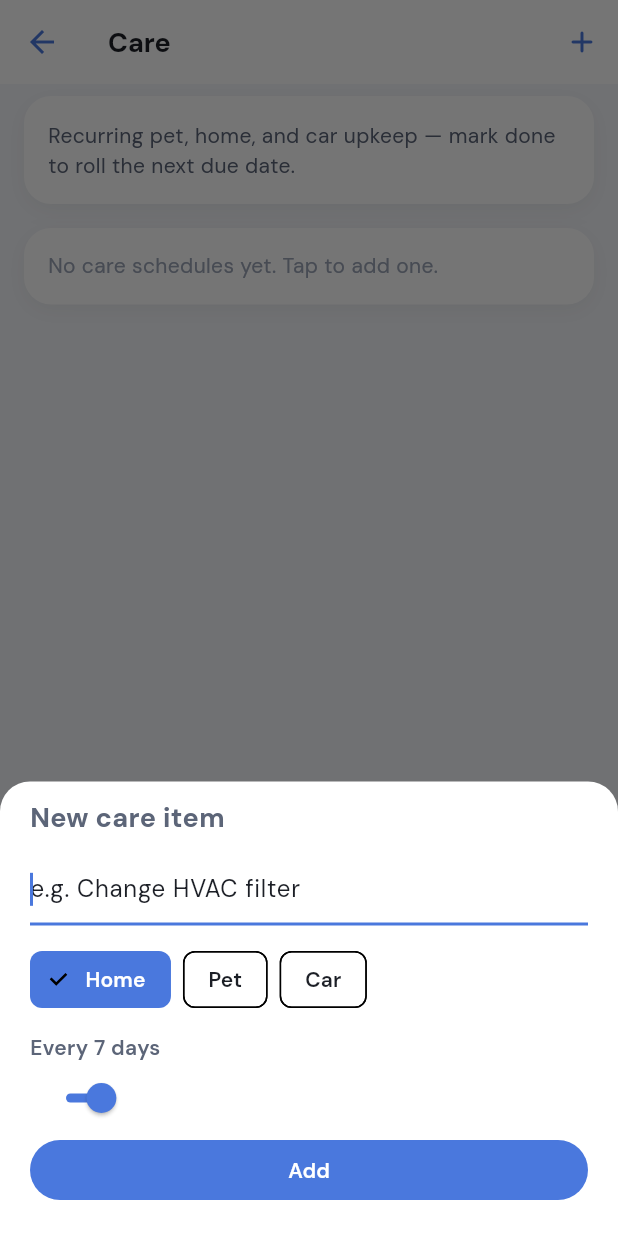
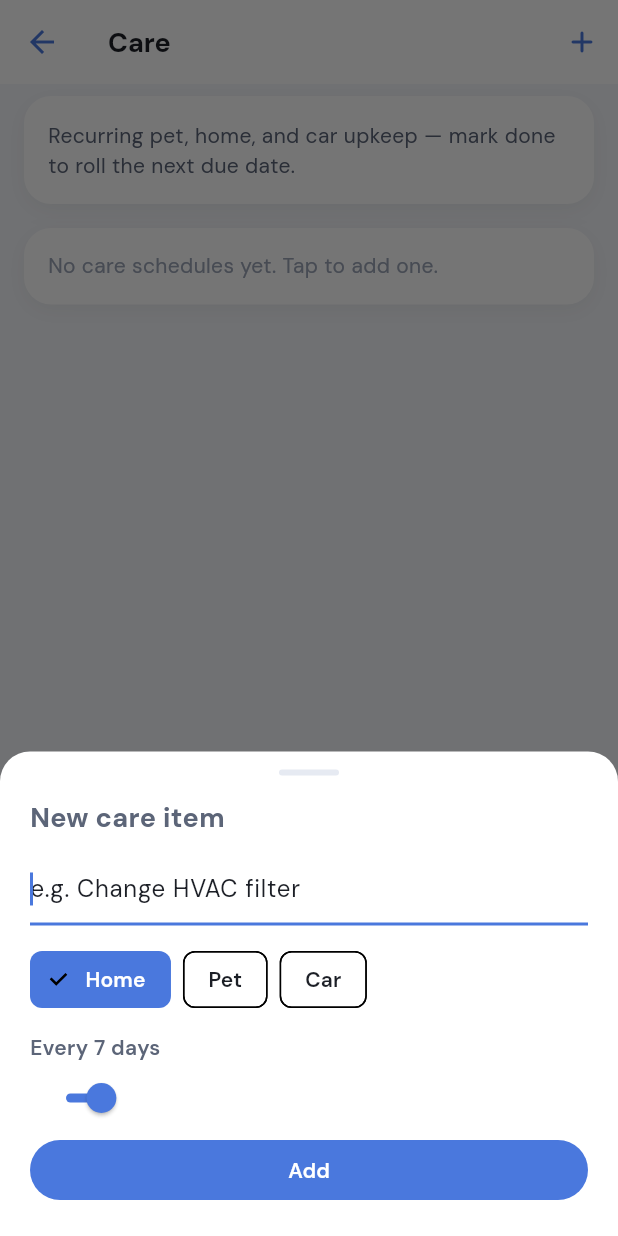
Before and after one commit to kamranibrahim/nestly, a Flutter app: the CareScreen screen opened directly, after a tap on "No care schedules yet. Tap to add one.", on a phone screen of 412 x 824 dp. Run offline on Flutter 3.47's test engine with Material 3 defaults, Android fonts, the phone set to English and light mode, and no system bars; our stand-ins replace cloud_firestore, drift, drift_flutter, file_picker, firebase_auth, firebase_core and 6 more; accounts and stored records are empty; generated files the repository leaves out were written again.

Commit message:
Own TextEditingControllers for all modal bottom sheets.
Calendar and other forms disposed controllers while the sheet was still rebuilding with the keyboard; a shared OwnedControllers host fixes that app-wide.

Co-authored-by: Cursor <cursoragent@cursor.com>

```diff
--- a/lib/screens/care_screen.dart
+++ b/lib/screens/care_screen.dart
@@ -6,6 +6,7 @@ import '../data/db/app_database.dart';
 import '../providers/providers.dart';
 import '../theme/app_colors.dart';
 import '../widgets/common.dart';
+import '../widgets/sheet_form.dart';
 
 class CareScreen extends ConsumerWidget {
   const CareScreen({super.key});
@@ -138,11 +139,8 @@ class CareScreen extends ConsumerWidget {
   }
 
   Future<void> _showAdd(BuildContext context, WidgetRef ref) async {
-    final title = TextEditingController();
-    var category = 'Home';
-    var cadence = 7;
-
-    final saved = await showModalBottomSheet<bool>(
+    final result = await showModalBottomSheet<
+        ({String title, String category, int cadence})>(
       context: context,
       isScrollControlled: true,
       backgroundColor: AppColors.surface,
@@ -150,26 +148,26 @@ class CareScreen extends ConsumerWidget {
         borderRadius: BorderRadius.vertical(top: Radius.circular(20)),
       ),
       builder: (context) {
+        var category = 'Home';
+        var cadence = 7;
+        return OwnedControllers(
+          count: 1,
+          builder: (context, c) {
             return StatefulBuilder(
               builder: (context, setModal) {
-            return Padding(
-              padding: EdgeInsets.fromLTRB(
-                20,
-                12,
-                20,
-                MediaQuery.of(context).viewInsets.bottom + 20,
-              ),
-              child: Column(
-                mainAxisSize: MainAxisSize.min,
-                crossAxisAlignment: CrossAxisAlignment.stretch,
+                return sheetBody(
+                  context: context,
                   children: [
+                    sheetHandle(),
+                    const SizedBox(height: 16),
                     const Text(
                       'New care item',
-                    style: TextStyle(fontSize: 18, fontWeight: FontWeight.w700),
+                      style:
+                          TextStyle(fontSize: 18, fontWeight: FontWeight.w700),
                     ),
                     const SizedBox(height: 12),
                     TextField(
-                    controller: title,
+                      controller: c[0],
                       autofocus: true,
                       textCapitalization: TextCapitalization.sentences,
                       decoration: const InputDecoration(
@@ -180,17 +178,19 @@ class CareScreen extends ConsumerWidget {
                     Wrap(
                       spacing: 8,
                       children: [
-                      for (final c in _categories)
+                        for (final cat in _categories)
                           ChoiceChip(
-                          label: Text(c),
-                          selected: category == c,
+                            label: Text(cat),
+                            selected: category == cat,
                             selectedColor: AppColors.primary,
                             labelStyle: TextStyle(
-                            color:
-                                category == c ? Colors.white : AppColors.ink,
+                              color: category == cat
+                                  ? Colors.white
+                                  : AppColors.ink,
                               fontWeight: FontWeight.w600,
                             ),
-                          onSelected: (_) => setModal(() => category = c),
+                            onSelected: (_) =>
+                                setModal(() => category = cat),
                           ),
                       ],
                     ),
@@ -205,27 +205,41 @@ class CareScreen extends ConsumerWidget {
                       max: 90,
                       divisions: 89,
                       label: '$cadence days',
-                    onChanged: (v) => setModal(() => cadence = v.round()),
+                      onChanged: (v) =>
+                          setModal(() => cadence = v.round()),
                     ),
                     FilledButton(
-                    onPressed: () => Navigator.pop(context, true),
+                      onPressed: () {
+                        final name = c[0].text.trim();
+                        if (name.isEmpty) {
+                          Navigator.pop(context);
+                          return;
+                        }
+                        Navigator.pop(
+                          context,
+                          (
+                            title: name,
+                            category: category,
+                            cadence: cadence,
+                          ),
+                        );
+                      },
                       child: const Text('Add'),
                     ),
                   ],
-              ),
+                );
+              },
             );
           },
         );
       },
     );
 
-    final name = title.text.trim();
-    title.dispose();
-    if (saved == true && name.isNotEmpty) {
+    if (result != null) {
       await ref.read(careRepositoryProvider).add(
-            title: name,
-            category: category,
-            cadenceDays: cadence,
+            title: result.title,
+            category: result.category,
+            cadenceDays: result.cadence,
           );
       try {
         await ref.read(syncServiceProvider).syncAll();
--- /dev/null
+++ b/lib/widgets/sheet_form.dart
@@ -0,0 +1,74 @@
+import 'package:flutter/material.dart';
+
+import '../theme/app_colors.dart';
+
+/// Owns [TextEditingController]s for a modal sheet’s lifetime so they are not
+/// disposed while the route is still animating/rebuilding (keyboard insets).
+class OwnedControllers extends StatefulWidget {
+  const OwnedControllers({
+    super.key,
+    required this.count,
+    required this.builder,
+  });
+
+  final int count;
+  final Widget Function(
+    BuildContext context,
+    List<TextEditingController> controllers,
+  ) builder;
+
+  @override
+  State<OwnedControllers> createState() => _OwnedControllersState();
+}
+
+class _OwnedControllersState extends State<OwnedControllers> {
+  late final List<TextEditingController> _controllers;
+
+  @override
+  void initState() {
+    super.initState();
+    _controllers = List.generate(widget.count, (_) => TextEditingController());
+  }
+
+  @override
+  void dispose() {
+    for (final c in _controllers) {
+      c.dispose();
+    }
+    super.dispose();
+  }
+
+  @override
+  Widget build(BuildContext context) => widget.builder(context, _controllers);
+}
+
+/// Standard padded, keyboard-safe sheet body.
+Widget sheetBody({
+  required BuildContext context,
+  required List<Widget> children,
+}) {
+  final bottom = MediaQuery.viewInsetsOf(context).bottom;
+  return Padding(
+    padding: EdgeInsets.fromLTRB(20, 12, 20, bottom + 20),
+    child: SingleChildScrollView(
+      child: Column(
+        mainAxisSize: MainAxisSize.min,
+        crossAxisAlignment: CrossAxisAlignment.stretch,
+        children: children,
+      ),
+    ),
+  );
+}
+
+Widget sheetHandle() {
+  return Center(
+    child: Container(
+      width: 40,
+      height: 4,
+      decoration: BoxDecoration(
+        color: AppColors.divider,
+        borderRadius: BorderRadius.circular(4),
+      ),
+    ),
+  );
+}
```
Also changed, not shown: lib/screens/calendar_screen.dart (+16 -19 lines), lib/screens/emergency_screen.dart (+24 -23 lines), lib/screens/expenses_screen.dart (+49 -48 lines), lib/screens/meals_screen.dart (+40 -30 lines). Lines whose indentation alone changed are shown as unchanged.
